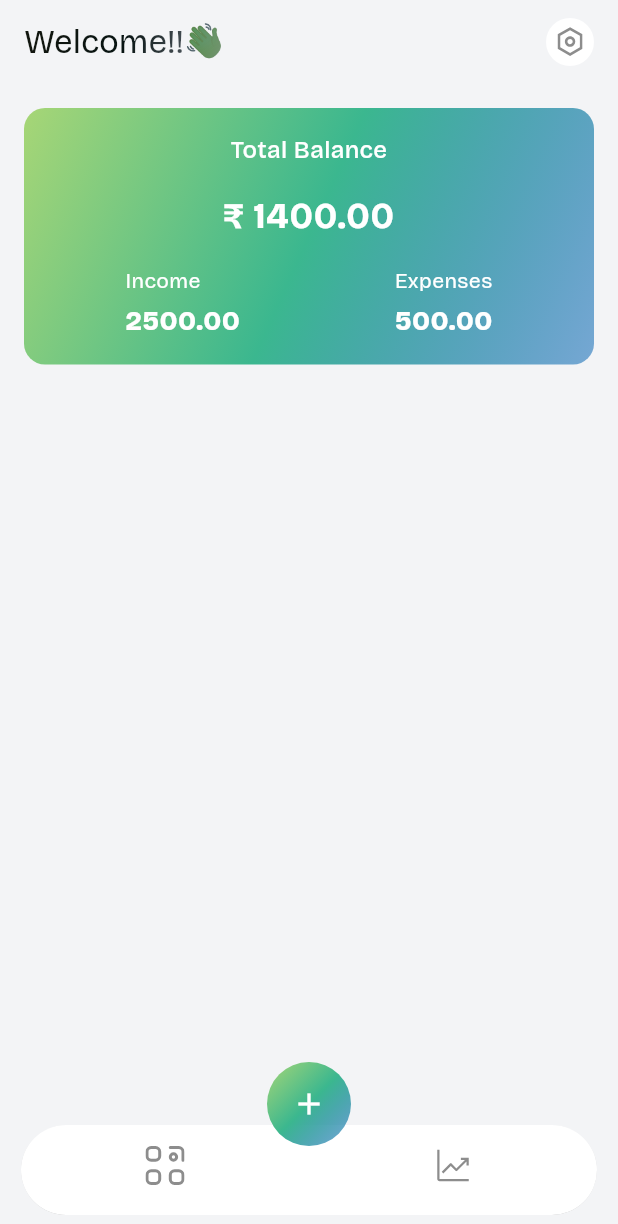
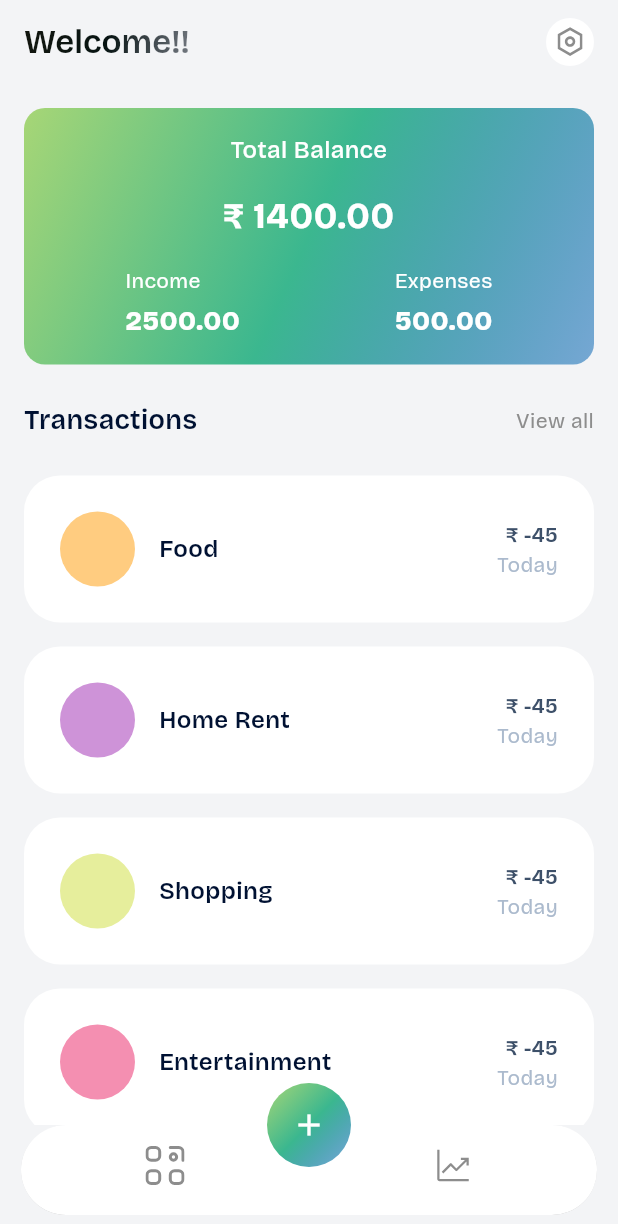
Before and after one commit to chandru19g/Track-Money, a Flutter app: the screen it shows after launch, on a phone screen of 412 x 824 dp. Shown: the top 1224 px of the screen. Run offline on Flutter 3.47's test engine with Material 3 defaults, Android fonts, the phone set to English and light mode, and no system bars; our stand-ins replace flutter_svg, google_fonts.

Commit message:
Basic Home Screen UI completed

```diff
--- a/lib/helpers/styles.dart
+++ b/lib/helpers/styles.dart
@@ -2,9 +2,12 @@ import 'package:flutter/material.dart';
 
 class Styles {
   static Color whiteColor = Colors.white;
+  static Color blackColor = const Color(0xFF001132);
+  static Color secBlackColor = const Color(0xFF3d5069);
 
   static Color bgGreyColor = const Color(0xFFf3f4f6);
   static Color iconGreyColor = const Color(0xFF8D8D8D);
+  static Color tertiaryGreyColor = const Color(0xFFabbacd);
 
   static List<Color> primaryGradient = <Color>[
     const Color(0x840160B3),
--- a/lib/screens/homeScreen/home_screen.dart
+++ b/lib/screens/homeScreen/home_screen.dart
@@ -2,7 +2,9 @@ import 'package:flutter/material.dart';
 import 'package:trackmoney/helpers/constants.dart';
 import 'package:trackmoney/helpers/styles.dart';
 import 'package:trackmoney/screens/homeScreen/widgets/transaction_widget.dart';
+import 'package:trackmoney/widgets/expense_card_widget.dart';
 import 'package:trackmoney/widgets/gradient_text.dart';
+import 'package:trackmoney/widgets/sizedbox_widgets.dart';
 import 'package:trackmoney/widgets/svg_picture.dart';
 import 'package:trackmoney/widgets/text_widget.dart';
 
@@ -14,18 +16,78 @@ class HomeScreen extends StatefulWidget {
 }
 
 class _HomeScreenState extends State<HomeScreen> {
+  List<Map<String, dynamic>> transactions = [
+    {
+      "id": 1,
+      "color": Colors.orange[200],
+      "name": "Food",
+      "price": "-45",
+      "date": "Today"
+    },
+    {
+      "id": 2,
+      "color": Colors.purple[200],
+      "name": "Home Rent",
+      "price": "-45",
+      "date": "Today"
+    },
+    {
+      "id": 3,
+      "color": Colors.lime[200],
+      "name": "Shopping",
+      "price": "-45",
+      "date": "Today"
+    },
+    {
+      "id": 4,
+      "color": Colors.pink[200],
+      "name": "Entertainment",
+      "price": "-45",
+      "date": "Today"
+    },
+    {
+      "id": 5,
+      "color": Colors.red[200],
+      "name": "Travel",
+      "price": "-45",
+      "date": "Today"
+    },
+    {
+      "id": 6,
+      "color": Colors.yellow[200],
+      "name": "Recharge",
+      "price": "-45",
+      "date": "Today"
+    },
+    {
+      "id": 7,
+      "color": Colors.blue[200],
+      "name": "Refunds",
+      "price": "45",
+      "date": "Yesterday"
+    },
+    {
+      "id": 8,
+      "color": Colors.green[200],
+      "name": "Pet Groom",
+      "price": "-45",
+      "date": "Yesterday"
+    },
+  ];
+
   @override
   Widget build(BuildContext context) {
     return SafeArea(
       child: Scaffold(
         backgroundColor: Styles.bgGreyColor,
         appBar: AppBar(
+          surfaceTintColor: Colors.transparent,
           // title: const Text("Track Money"),
           backgroundColor: Styles.bgGreyColor,
           title: const GradientText(
-            text: "Welcome!!👋",
+            text: "Welcome!!",
             isGradientApplied: false,
-            // style: TextStyle(fontSize: 24.0, fontWeight: FontWeight.w600),
+            style: TextStyle(fontWeight: FontWeight.w600),
           ),
           actions: [
             InkWell(
@@ -41,15 +103,67 @@ class _HomeScreenState extends State<HomeScreen> {
                 child: const SvgPictureAsset(src: 'assets/icons/settings.svg'),
               ),
             ),
-            const SizedBox(
-              width: 16.0,
-            )
+            const PrimaryWidthSizeddBox(),
           ],
         ),
         body: ListView(
           padding: const EdgeInsets.all(16.0),
           children: [
-            Container(
+            const BalanceContainer(),
+            const LargeHeightSizedBox(),
+            Row(
+              mainAxisAlignment: MainAxisAlignment.spaceBetween,
+              crossAxisAlignment: CrossAxisAlignment.center,
+              children: [
+                TextWidget(
+                  "Transactions",
+                  color: Styles.blackColor,
+                  size: 18.0,
+                  weight: FontWeight.w600,
+                ),
+                InkWell(
+                  onTap: () {},
+                  child: TextWidget(
+                    "View all",
+                    color: Styles.iconGreyColor,
+                  ),
+                ),
+              ],
+            ),
+            const LargeHeightSizedBox(),
+            ListView.separated(
+              physics: const NeverScrollableScrollPhysics(),
+              shrinkWrap: true,
+              itemCount: transactions.length,
+              itemBuilder: (context, index) {
+                // log(transactions[index]['color']);
+                return ExpenseCardWidget(
+                  color: transactions[index]['color'],
+                  // color: Colors.red,
+                  date: transactions[index]['date'],
+                  price: transactions[index]['price'],
+                  title: transactions[index]['name'],
+                );
+              },
+              separatorBuilder: (context, index) {
+                return const PrimaryHeightSizeddBox();
+              },
+            ),
+          ],
+        ),
+      ),
+    );
+  }
+}
+
+class BalanceContainer extends StatelessWidget {
+  const BalanceContainer({
+    super.key,
+  });
+
+  @override
+  Widget build(BuildContext context) {
+    return Container(
       padding: const EdgeInsets.all(16.0),
       decoration: BoxDecoration(
         gradient: LinearGradient(
@@ -69,18 +183,14 @@ class _HomeScreenState extends State<HomeScreen> {
             size: 16.0,
             weight: FontWeight.w500,
           ),
-                  SizedBox(
-                    height: 16.0,
-                  ),
+          PrimaryHeightSizeddBox(),
           TextWidget(
             "$rupeeSymbol 1400.00",
             align: TextAlign.center,
             size: 24.0,
             weight: FontWeight.bold,
           ),
-                  SizedBox(
-                    height: 16.0,
-                  ),
+          PrimaryHeightSizeddBox(),
           Row(
             mainAxisAlignment: MainAxisAlignment.spaceAround,
             crossAxisAlignment: CrossAxisAlignment.center,
@@ -97,10 +207,6 @@ class _HomeScreenState extends State<HomeScreen> {
           )
         ],
       ),
-            ),
-          ],
-        ),
-      ),
     );
   }
 }
--- a/lib/screens/homeScreen/widgets/transaction_widget.dart
+++ b/lib/screens/homeScreen/widgets/transaction_widget.dart
@@ -1,5 +1,6 @@
 import 'package:flutter/material.dart';
 import 'package:flutter/widgets.dart';
+import 'package:trackmoney/widgets/sizedbox_widgets.dart';
 import 'package:trackmoney/widgets/text_widget.dart';
 
 class TransactionWidget extends StatelessWidget {
@@ -17,9 +18,7 @@ class TransactionWidget extends StatelessWidget {
         TextWidget(
           title,
         ),
-        const SizedBox(
-          height: 4.0,
-        ),
+        const SmallHeightSizedBox(),
         TextWidget(
           amount,
           weight: FontWeight.w800,
--- a/lib/screens/my_navigation_bar.dart
+++ b/lib/screens/my_navigation_bar.dart
@@ -62,7 +62,7 @@ class _MyNavigationBarState extends State<MyNavigationBar> {
         ),
         floatingActionButtonLocation: FloatingActionButtonLocation.centerDocked,
         bottomNavigationBar: Container(
-          margin: const EdgeInsets.all(14.0),
+          margin: const EdgeInsets.only(bottom: 14.0, left: 14.0, right: 14.0),
           child: ClipRRect(
             borderRadius: BorderRadius.circular(100.0),
             child: BottomNavigationBar(
--- /dev/null
+++ b/lib/widgets/expense_card_widget.dart
@@ -0,0 +1,69 @@
+import 'package:flutter/material.dart';
+import 'package:trackmoney/helpers/constants.dart';
+import 'package:trackmoney/helpers/styles.dart';
+import 'package:trackmoney/widgets/sizedbox_widgets.dart';
+import 'package:trackmoney/widgets/text_widget.dart';
+
+class ExpenseCardWidget extends StatelessWidget {
+  final Color color;
+  final String title;
+  final String price;
+  final String date;
+
+  const ExpenseCardWidget({
+    required this.color,
+    required this.date,
+    required this.price,
+    required this.title,
+    super.key,
+  });
+
+  @override
+  Widget build(BuildContext context) {
+    return Container(
+      padding: const EdgeInsets.all(24.0),
+      decoration: BoxDecoration(
+        color: Styles.whiteColor,
+        borderRadius: BorderRadius.circular(24.0),
+      ),
+      child: Row(
+        mainAxisAlignment: MainAxisAlignment.spaceBetween,
+        children: [
+          Row(
+            children: [
+              Container(
+                decoration: BoxDecoration(
+                  borderRadius: BorderRadius.circular(100.0),
+                  color: color,
+                ),
+                height: 50.0,
+                width: 50.0,
+              ),
+              const PrimaryWidthSizeddBox(),
+              TextWidget(
+                title,
+                color: Styles.blackColor,
+                size: 16.0,
+                weight: FontWeight.w600,
+              ),
+            ],
+          ),
+          Column(
+            crossAxisAlignment: CrossAxisAlignment.end,
+            children: [
+              TextWidget(
+                "$rupeeSymbol $price",
+                color: Styles.secBlackColor,
+                weight: FontWeight.w600,
+              ),
+              TextWidget(
+                date,
+                color: Styles.tertiaryGreyColor,
+              ),
+            ],
+          )
+        ],
+      ),
+    );
+  }
+}
--- a/lib/widgets/gradient_text.dart
+++ b/lib/widgets/gradient_text.dart
@@ -22,7 +22,7 @@ class GradientText extends StatelessWidget {
       child: Text(
         text,
         style: isGradientApplied == false
-            ? style ?? const TextStyle()
+            ? style ?? TextStyle(color: Styles.blackColor)
             : (style ?? const TextStyle()).copyWith(color: Colors.white),
       ),
     );
--- /dev/null
+++ b/lib/widgets/sizedbox_widgets.dart
@@ -0,0 +1,92 @@
+import 'package:flutter/material.dart';
+
+class PrimaryHeightSizeddBox extends StatelessWidget {
+  const PrimaryHeightSizeddBox({super.key});
+
+  @override
+  Widget build(BuildContext context) {
+    return const SizedBox(
+      height: 16.0,
+    );
+  }
+}
+
+class PrimaryWidthSizeddBox extends StatelessWidget {
+  const PrimaryWidthSizeddBox({super.key});
+
+  @override
+  Widget build(BuildContext context) {
+    return const SizedBox(
+      width: 16.0,
+    );
+  }
+}
+
+class PrimarySizeddBox extends StatelessWidget {
+  const PrimarySizeddBox({super.key});
+
+  @override
+  Widget build(BuildContext context) {
+    return const SizedBox(
+      height: 16.0,
+      width: 16.0,
+    );
+  }
+}
+
+class LargeSizeddBox extends StatelessWidget {
+  const LargeSizeddBox({super.key});
+
+  @override
+  Widget build(BuildContext context) {
+    return const SizedBox(
+      height: 24.0,
+      width: 24.0,
+    );
+  }
+}
+
+class LargeHeightSizedBox extends StatelessWidget {
+  const LargeHeightSizedBox({super.key});
+
+  @override
+  Widget build(BuildContext context) {
+    return const SizedBox(
+      height: 24.0,
+    );
+  }
+}
+
+class SmallHeightSizedBox extends StatelessWidget {
+  const SmallHeightSizedBox({super.key});
+
+  @override
+  Widget build(BuildContext context) {
+    return const SizedBox(
+      height: 4.0,
+    );
+  }
+}
+
+class SmallWidthSizedBox extends StatelessWidget {
+  const SmallWidthSizedBox({super.key});
+
+  @override
+  Widget build(BuildContext context) {
+    return const SizedBox(
+      width: 4.0,
+    );
+  }
+}
+
+class SmallSizedBox extends StatelessWidget {
+  const SmallSizedBox({super.key});
+
+  @override
+  Widget build(BuildContext context) {
+    return const SizedBox(
+      height: 4.0,
+      width: 4.0,
+    );
+  }
+}
```
Lines whose indentation alone changed are shown as unchanged.
